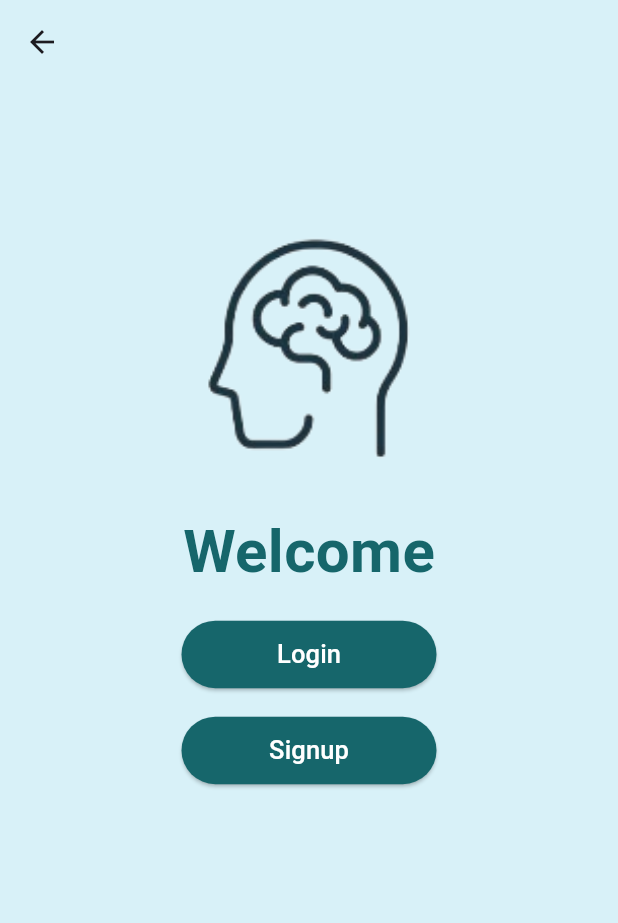
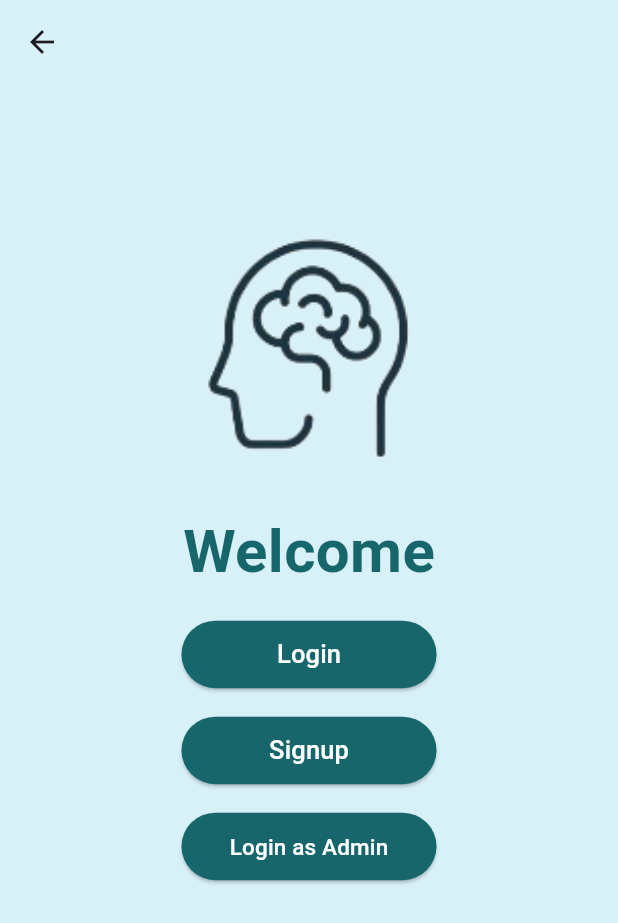
Before and after one commit to sanikaahadap/migraine_review, a Flutter app: the LoginSignupPage screen opened directly, on a phone screen of 412 x 824 dp. Shown: the top 923 px of the screen. Run offline on Flutter 3.47's test engine with Material 3 defaults, Android fonts, the phone set to English and light mode, and no system bars; our stand-ins replace cloud_firestore, file_picker, firebase_auth, firebase_core, firebase_storage, fl_chart and 3 more; accounts and stored records are empty.

Commit message:
link to admin login

```diff
--- a/lib/login_signup_page.dart
+++ b/lib/login_signup_page.dart
@@ -1,4 +1,5 @@
 import 'package:flutter/material.dart';
+import 'package:neurooooo/admin_login.dart';
 import 'package:neurooooo/login.dart';
 import 'package:neurooooo/signup.dart';
 
@@ -82,6 +83,26 @@ class LoginSignupPage extends StatelessWidget {
                   style: TextStyle(fontSize: 17.0, color: Colors.white),
                 ),
               ),
+
+              const SizedBox(height: 16.0),
+
+              // Signup button
+              ElevatedButton(
+                onPressed: () {
+                  Navigator.push(
+                    context,
+                    MaterialPageRoute(builder: (context) => const AdminLoginPage()),
+                  );
+                },
+                style: ElevatedButton.styleFrom(
+                  backgroundColor: const Color(0xFF16666B),
+                  fixedSize: const Size(170.0, 45.0),
+                ),
+                child: const Text(
+                  'Login as Admin',
+                  style: TextStyle(fontSize: 15.0, color: Colors.white),
+                ),
+              ),
             ],
           ),
         ),
--- a/lib/main.dart
+++ b/lib/main.dart
@@ -1,9 +1,6 @@
 import 'package:firebase_core/firebase_core.dart';
 import 'package:flutter/material.dart';
-import 'package:neurooooo/onboarding/animated_page.dart';
 import 'package:neurooooo/firebase_options.dart';
-import 'package:neurooooo/login.dart';
-import 'package:firebase_auth/firebase_auth.dart';
 import 'package:neurooooo/validation.dart';
 
 void main() async {
--- a/lib/signup.dart
+++ b/lib/signup.dart
@@ -387,7 +387,7 @@ class SignUpPageState extends State<SignUpPage> {
                           Navigator.push(
                             context,
                             MaterialPageRoute(
-                                builder: (context) => LoginPage()),
+                                builder: (context) => const LoginPage()),
                           );
                         },
                         child: const Text(
```
Also changed, not shown: lib/storage_service.dart (+9 -10 lines), 2 other files.
